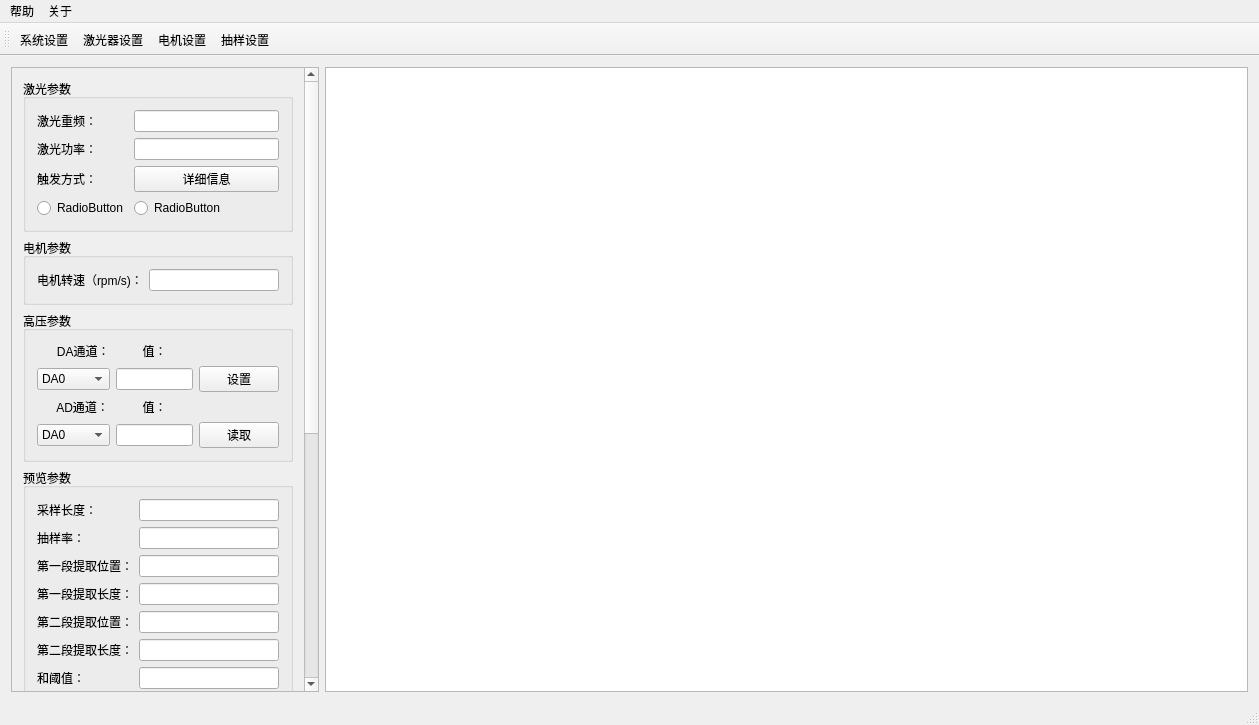
kdurant/qt_study, file mainwindow.ui: the form before one commit.
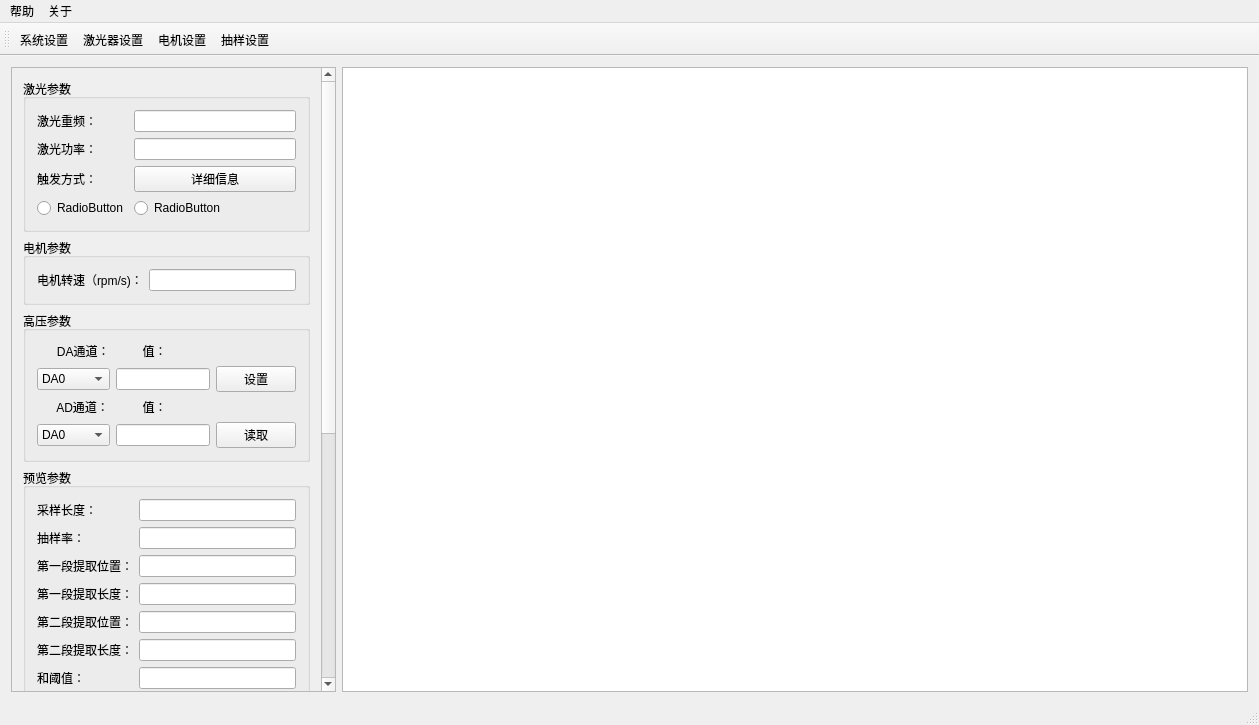
The form after the commit.

Diff of the .ui file:
```diff
--- a/mainwindow.ui
+++ b/mainwindow.ui
@@ -14,7 +14,7 @@
    <string>MainWindow</string>
   </property>
   <widget class="QWidget" name="centralWidget">
-   <layout class="QHBoxLayout" name="horizontalLayout" stretch="1,3">
+   <layout class="QHBoxLayout" name="horizontalLayout" stretch="1,0">
     <item>
      <widget class="QScrollArea" name="scrollArea">
       <property name="sizePolicy">
@@ -31,7 +31,7 @@
         <rect>
          <x>0</x>
          <y>0</y>
-         <width>290</width>
+         <width>325</width>
          <height>897</height>
         </rect>
        </property>
@@ -483,7 +483,7 @@
      </widget>
     </item>
     <item>
-     <widget class="QPlainTextEdit" name="plainTextEdit"/>
+     <widget class="QGraphicsView" name="graphicsView"/>
     </item>
    </layout>
   </widget>
```
